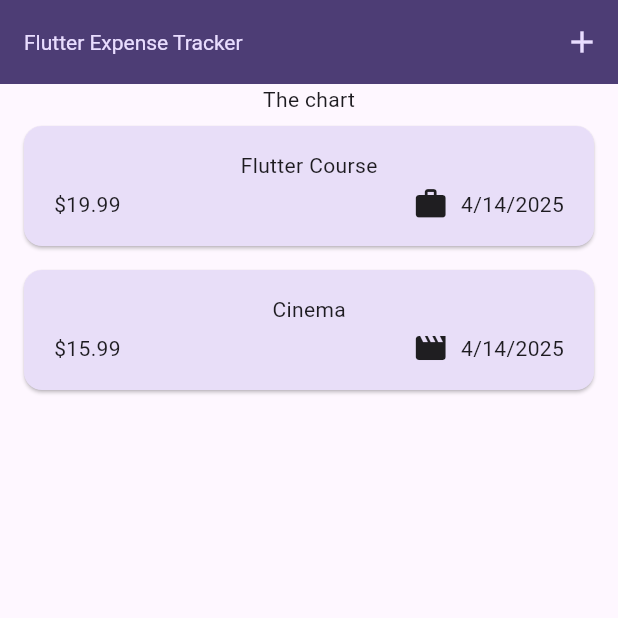
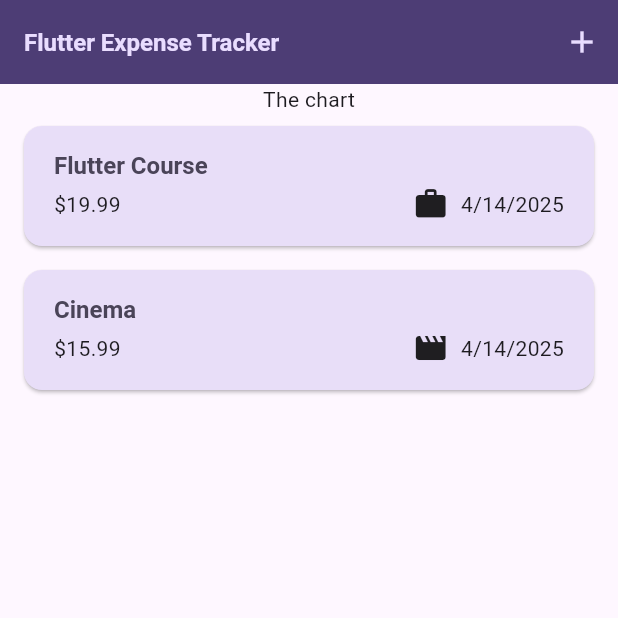
Before and after one commit to saadrawasia/expense_tracker, a Flutter app: the screen it shows after launch, on a phone screen of 412 x 824 dp, the top half of it. Run offline on Flutter 3.47's test engine with Material 3 defaults, Android fonts, the phone set to English and light mode, and no system bars.

Commit message:
Using ThemeData in Widgets

```diff
--- a/lib/main.dart
+++ b/lib/main.dart
@@ -26,9 +26,9 @@ void main() {
         ),
         textTheme: ThemeData().textTheme.copyWith(
           titleLarge: TextStyle(
-            fontWeight: FontWeight.normal,
+            fontWeight: FontWeight.bold,
             color: kColorScheme.onSecondaryContainer,
-            fontSize: 14,
+            fontSize: 16,
           ),
         ),
       ),
--- a/lib/widgets/expenses_list/expense_item.dart
+++ b/lib/widgets/expenses_list/expense_item.dart
@@ -12,8 +12,9 @@ class ExpenseItem extends StatelessWidget {
       child: Padding(
         padding: const EdgeInsets.symmetric(horizontal: 20, vertical: 16),
         child: Column(
+          crossAxisAlignment: CrossAxisAlignment.start,
           children: [
-            Text(expense.title),
+            Text(expense.title, style: Theme.of(context).textTheme.titleLarge),
             const SizedBox(height: 4),
             Row(
               children: [
--- a/lib/widgets/expenses_list/expenses_list.dart
+++ b/lib/widgets/expenses_list/expenses_list.dart
@@ -19,6 +19,14 @@ class ExpensesList extends StatelessWidget {
       itemBuilder:
           (ctx, index) => Dismissible(
             key: ValueKey(expenses[index]),
+            background: Container(
+              color: Theme.of(
+                context,
+              ).colorScheme.error.withValues(alpha: 0.75),
+              margin: EdgeInsets.symmetric(
+                horizontal: Theme.of(context).cardTheme.margin!.horizontal,
+              ),
+            ),
             onDismissed: (direction) {
               onRemoveExpense(expenses[index]);
             },
```
